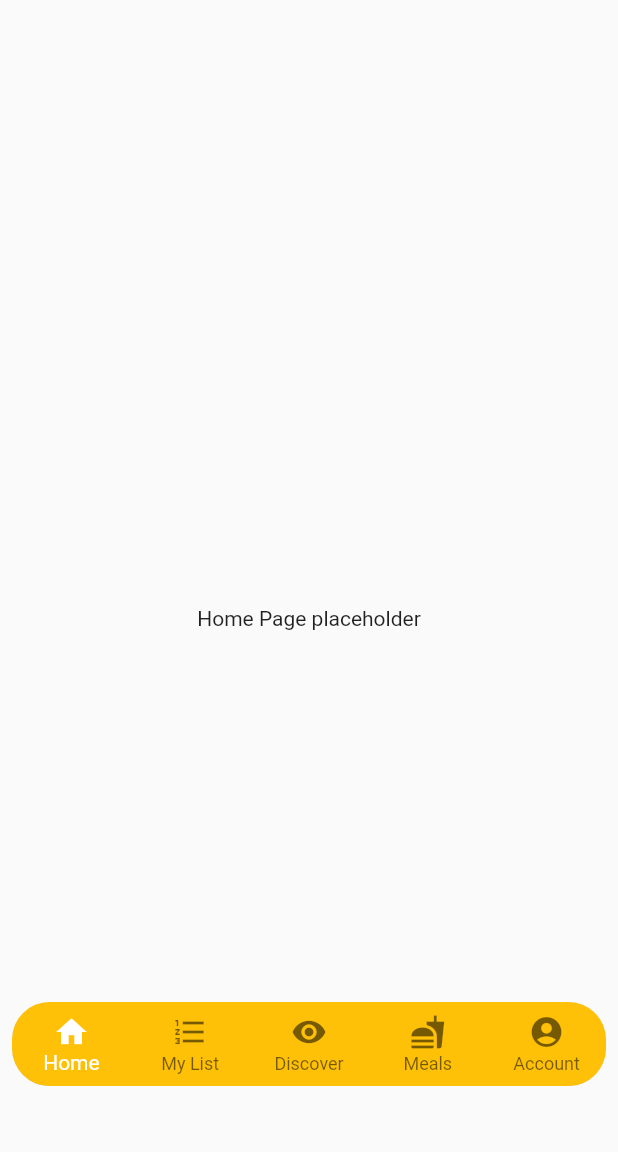
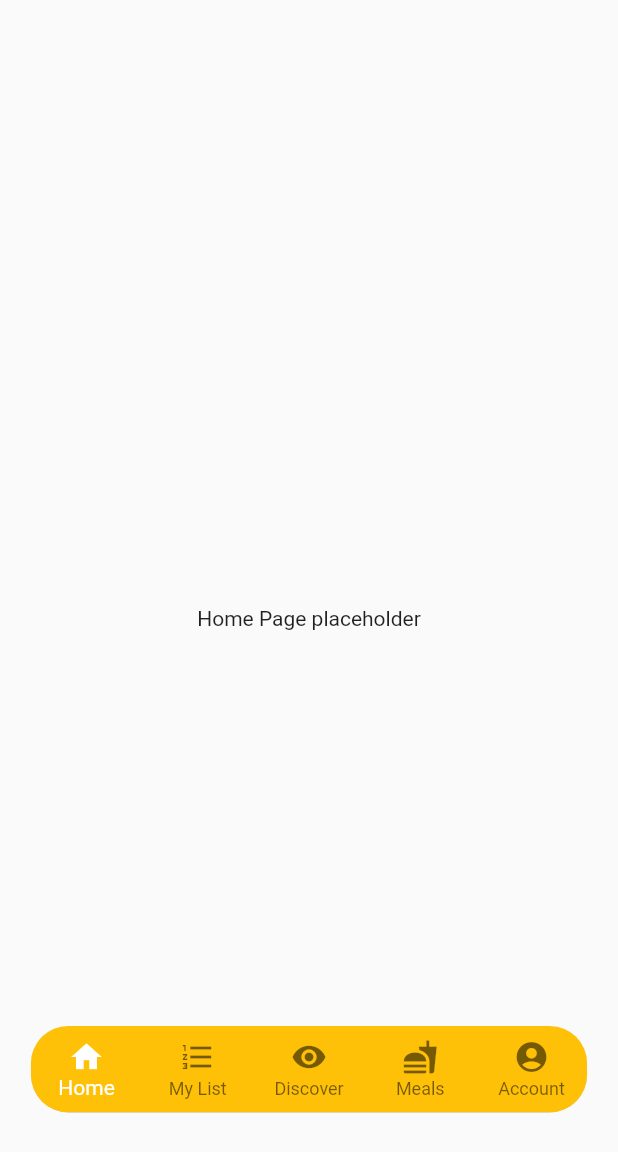
Before and after one commit to minhqto/somethingAboutAPlate, a Flutter app: the screen it shows after launch, on a phone screen of 412 x 824 dp. Shown: the top 1152 px of the screen. Run offline on Flutter 3.47's test engine with Material 2 defaults, Android fonts, the phone set to English and light mode, and no system bars; network calls fail.

Commit message:
modified the positioning of the menubar so it is relative to different screen sizes

```diff
--- a/lib/home.dart
+++ b/lib/home.dart
@@ -32,12 +32,15 @@ class _HomeState extends State<Home> {
               new MyList(),
             ]
           )),
-          Positioned(
-            left: 0,
-            right: 0,
-            bottom: 100,
-              child: Padding(
-              padding: const EdgeInsets.fromLTRB(8.0,0,8.0,0),
+          new Positioned.fill(
+            child: new LayoutBuilder(builder: (context, constraints){
+
+          return new Padding(
+          padding: EdgeInsets.only(
+              top: constraints.biggest.height * .83,
+              bottom: constraints.biggest.height * .1,
+              left: constraints.biggest.width * .05,
+              right: constraints.biggest.width * .05),
           child: ClipRRect(
           borderRadius: BorderRadius.only(
           topLeft: Radius.circular(25),
@@ -81,9 +84,16 @@ class _HomeState extends State<Home> {
           ],
           ),
           ),
-              )
-                    )
-        ],
+          );
+          }
+          ),
+//          Positioned(
+//            left: 0,
+//            right: 0,
+//            bottom: 100,
+//              child:
+//                    )
+          )],
       )
     );
   }
```
Also changed, not shown: 1 other file. Lines whose indentation alone changed are shown as unchanged.
